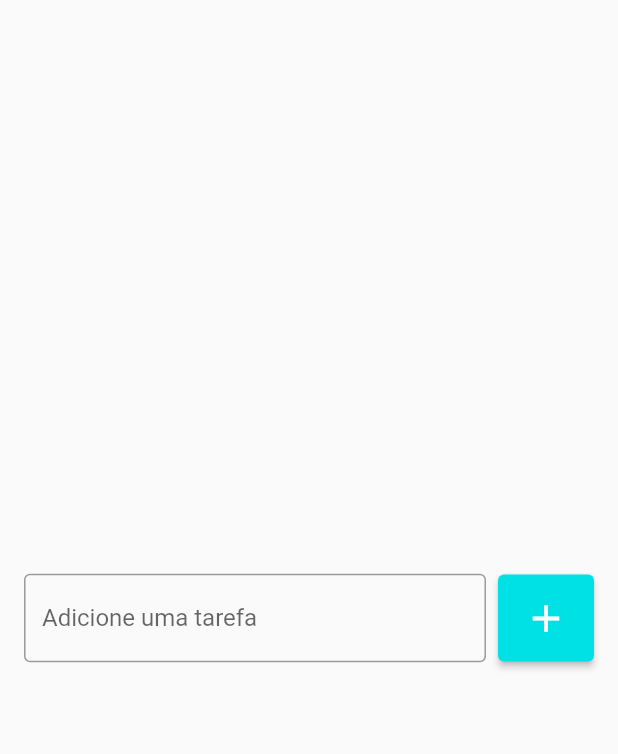
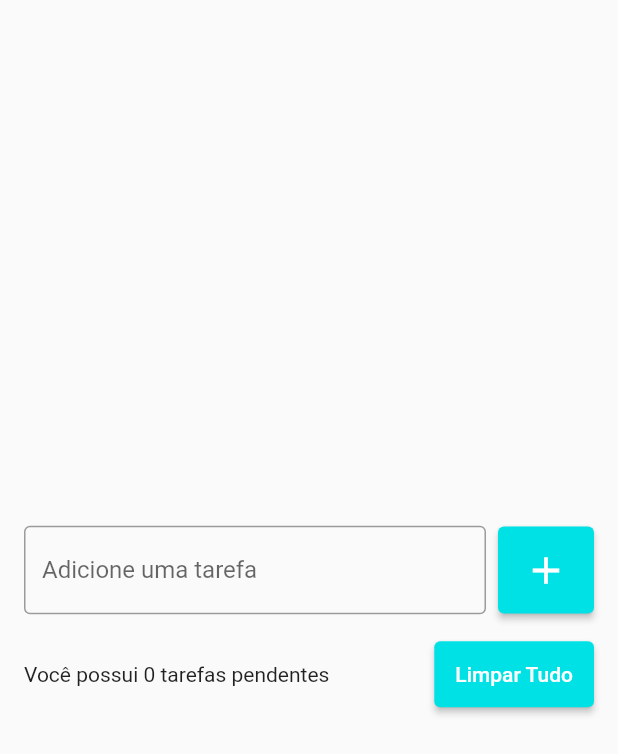
Before and after one commit to gabrielpereira3/ToDoList, a Flutter app: the screen it shows after launch, on a phone screen of 412 x 824 dp. Shown: the top 754 px of the screen. Run offline on Flutter 3.47's test engine with Material 2 defaults, Android fonts, the phone set to English and light mode, and no system bars.

Commit message:
Texto e botão "Limpar tudo" adicionados

```diff
--- a/lib/pages/todo_list_page.dart
+++ b/lib/pages/todo_list_page.dart
@@ -9,7 +9,10 @@ class TodoListPage extends StatelessWidget {
         body: Center(
           child: Padding(
             padding: const EdgeInsets.symmetric(horizontal: 16),
-            child: Row(
+            child: Column(
+              mainAxisSize: MainAxisSize.min,
+              children: [
+                Row(
                   children: [
                     Expanded(
                       child: TextField(
@@ -34,6 +37,27 @@ class TodoListPage extends StatelessWidget {
                     ),
                   ],
                 ),
+                SizedBox(height: 16),
+                Row(
+                  children: [
+                    Expanded(
+                      child: Text(
+                        "Você possui 0 tarefas pendentes",
+                      ),
+                    ),
+                    SizedBox(width: 8),
+                    ElevatedButton(
+                        onPressed: () {},
+                        child: Text("Limpar Tudo"),
+                        style: ElevatedButton.styleFrom(
+                          primary: Color(0xff00E1E5),
+                          padding: EdgeInsets.all(14),
+                        ),
+                    ),
+                  ],
+                ),
+              ],
+            ),
           ),
         ),
       );
```
Lines whose indentation alone changed are shown as unchanged.
